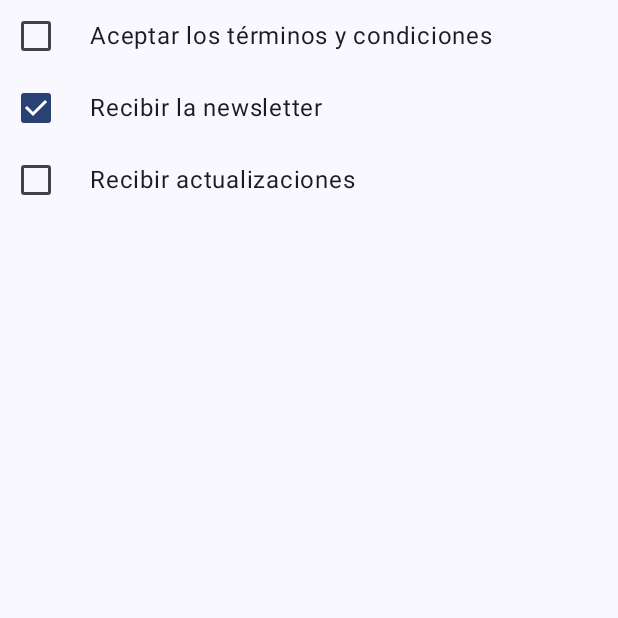
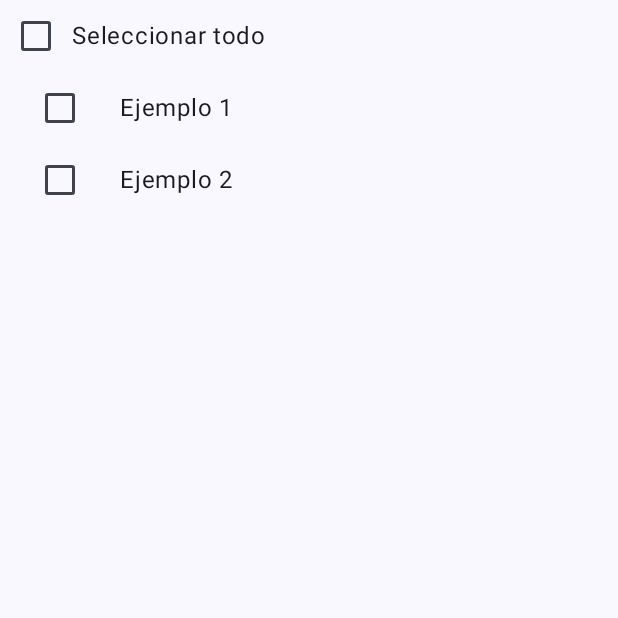
Before and after one commit to RafaelManzanoDev/JetpackComposeCursoMaterial3, an Android app built with Jetpack Compose: the screen it shows after launch (MainActivity), on a phone screen of 412 x 824 dp, the top half of it. Run offline under Robolectric (Android 15) with nearby library versions, the phone set to English and light mode, and no system bars.

Commit message:
Seccion 9 - TriStateCheckBox

```diff
--- a/MyFirstComposeApp/app/src/main/java/es/rmanzanodev/myfirstcomposeapp/MainActivity.kt
+++ b/MyFirstComposeApp/app/src/main/java/es/rmanzanodev/myfirstcomposeapp/MainActivity.kt
@@ -17,6 +17,7 @@ import es.rmanzanodev.myfirstcomposeapp.component.progress.MyLinearProgressIndic
 import es.rmanzanodev.myfirstcomposeapp.component.toggle.MyAdvancedCheckBox
 import es.rmanzanodev.myfirstcomposeapp.component.toggle.MyCheckBox
 import es.rmanzanodev.myfirstcomposeapp.component.toggle.MySwitch
+import es.rmanzanodev.myfirstcomposeapp.component.toggle.MyTriStateCheckBox
 import es.rmanzanodev.myfirstcomposeapp.login.Greeting
 import es.rmanzanodev.myfirstcomposeapp.ui.theme.MyFirstComposeAppTheme
 
@@ -27,7 +28,7 @@ class MainActivity : ComponentActivity() {
         setContent {
             MyFirstComposeAppTheme {
                 Scaffold(modifier = Modifier.fillMaxSize()) { innerPadding ->
-                    MyAdvancedCheckBox(Modifier.padding(innerPadding))
+                    MyTriStateCheckBox(Modifier.padding(innerPadding))
                 }
             }
         }
--- /dev/null
+++ b/MyFirstComposeApp/app/src/main/java/es/rmanzanodev/myfirstcomposeapp/component/toggle/MyTriStateCheckBox.kt
@@ -0,0 +1,83 @@
+package es.rmanzanodev.myfirstcomposeapp.component.toggle
+
+import androidx.compose.foundation.layout.Column
+import androidx.compose.foundation.layout.Row
+import androidx.compose.foundation.layout.padding
+import androidx.compose.material3.Checkbox
+import androidx.compose.material3.Text
+import androidx.compose.material3.TriStateCheckbox
+import androidx.compose.runtime.Composable
+import androidx.compose.runtime.LaunchedEffect
+import androidx.compose.runtime.getValue
+import androidx.compose.runtime.mutableStateOf
+import androidx.compose.runtime.remember
+import androidx.compose.runtime.setValue
+import androidx.compose.ui.Alignment
+import androidx.compose.ui.Modifier
+import androidx.compose.ui.state.ToggleableState
+import androidx.compose.ui.unit.dp
+
+@Composable
+fun MyTriStateCheckBox(modifier: Modifier) {
+    var parentState by remember { mutableStateOf(ToggleableState.Off) }
+    var child1 by remember { mutableStateOf(false) }
+    var child2 by remember { mutableStateOf(false) }
+
+    LaunchedEffect(child1, child2) {
+        parentState = when {
+            child1 && child2 -> ToggleableState.On
+            !child1 && !child2 -> ToggleableState.Off
+            else -> ToggleableState.Indeterminate
+        }
+    }
+
+    Column(modifier = modifier) {
+        Row(verticalAlignment = Alignment.CenterVertically) {
+            TriStateCheckbox(
+                parentState,
+                onClick = {
+                    val newState = parentState != ToggleableState.On
+                    child1 = newState
+                    child2 = newState
+                }
+            )
+            Text(text = "Seleccionar todo")
+        }
+        Row(verticalAlignment = Alignment.CenterVertically) {
+            Checkbox(
+                child1,
+                onCheckedChange = { child1 = it },
+                modifier = Modifier.padding(horizontal = 16.dp)
+            )
+            Text(text = "Ejemplo 1")
+        }
+
+        Row(verticalAlignment = Alignment.CenterVertically) {
+            Checkbox(
+                child2,
+                onCheckedChange = { child2 = it },
+                modifier = Modifier.padding(horizontal = 16.dp)
+            )
+            Text(text = "Ejemplo 2")
+        }
+    }
+}
+
+//@Composable
+//fun MyCheckBoxWithText(
+//    modifier: Modifier = Modifier,
+//    checkBoxState: CheckBoxState,
+//    onCheckChange: (CheckBoxState) -> Unit
+//) {
+//    Row(
+//        verticalAlignment = Alignment.CenterVertically,
+//        modifier = Modifier.clickable { onCheckChange(checkBoxState) }) {
+//        Checkbox(
+//            checked = checkBoxState.checked,
+//            onCheckedChange = { onCheckChange(checkBoxState) },
+//            enabled = true,
+//        )
+//        Spacer(Modifier.width(12.dp))
+//        Text(text = checkBoxState.label)
+//    }
+//}
```
